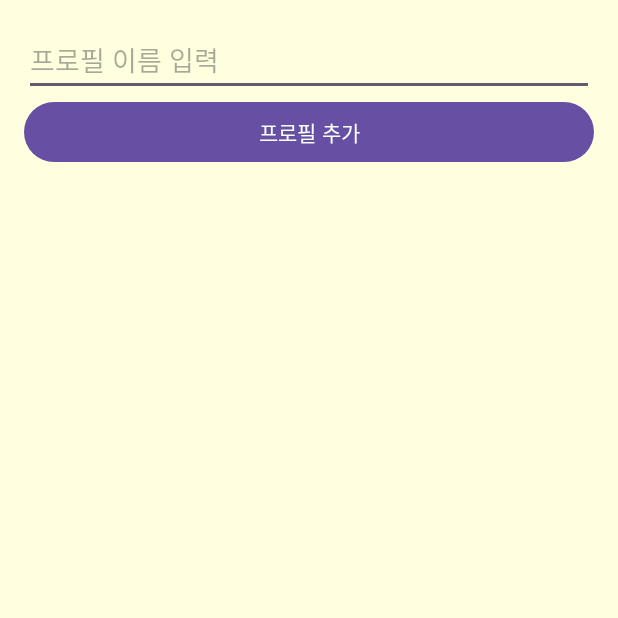
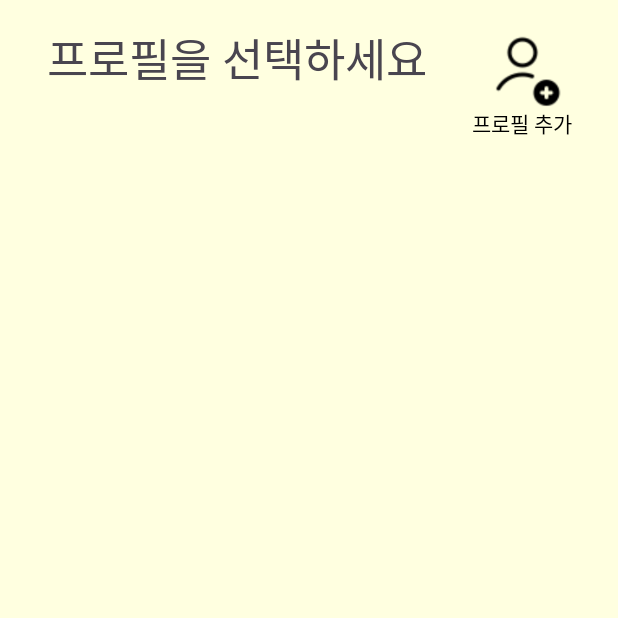
Before and after one commit to Leetaegyeom/ESE2024_BerryPirates, an Android app built with Jetpack Compose: the screen it shows after launch (ProfileSelectionActivity), on a phone screen of 412 x 824 dp, the top half of it. Run offline under Robolectric (Android 15) with nearby library versions, the phone set to English and light mode, and no system bars.

Commit message:
Profile Selection Activity update

```diff
--- a/src/ui/practice_1/app/src/main/AndroidManifest.xml
+++ b/src/ui/practice_1/app/src/main/AndroidManifest.xml
@@ -58,6 +58,8 @@
             </intent-filter>
         </activity>
         <activity android:name=".FootControlActivity" />
+        <activity android:name=".ProfileAddActivity" />
+
     </application>
 
 </manifest>
--- a/src/ui/practice_1/app/src/main/res/layout/activity_main.xml
+++ b/src/ui/practice_1/app/src/main/res/layout/activity_main.xml
@@ -13,7 +13,7 @@
         android:layout_height="80dp"
         android:layout_gravity="start|top"
         android:padding="16dp"
-        android:src="@drawable/bluetooth_connection_detected_btn"
+        android:src="@drawable/bluetooth_connection_detected_black_btn"
         android:visibility="gone" />
 
     <LinearLayout
--- a/src/ui/practice_1/app/src/main/res/layout/activity_profile_selection.xml
+++ b/src/ui/practice_1/app/src/main/res/layout/activity_profile_selection.xml
@@ -6,17 +6,59 @@
     android:padding="16dp"
     android:background="#FFFFE0">
 
-    <EditText
-        android:id="@+id/profileNameEditText"
+    <LinearLayout
         android:layout_width="match_parent"
         android:layout_height="wrap_content"
-        android:hint="프로필 이름 입력" />
+        android:orientation="horizontal">
+        <LinearLayout
+            android:layout_width="0dp"
+            android:layout_height="wrap_content"
+            android:layout_weight="3"
+            android:gravity="center">
+            <TextView
+                android:layout_width="0dp"
+                android:layout_height="wrap_content"
+                android:layout_weight="4"
+                android:text="프로필을 선택하세요"
+                android:textSize="30sp"
+                android:gravity="center"
+                android:fontFamily="@font/notosanskr_bold"/>
+        </LinearLayout>
 
-    <Button
-        android:id="@+id/addProfileButton"
-        android:layout_width="match_parent"
-        android:layout_height="wrap_content"
-        android:text="프로필 추가" />
+        <LinearLayout
+            android:layout_width="0dp"
+            android:layout_height="wrap_content"
+            android:layout_weight="1"
+            android:gravity="center"
+            android:orientation="vertical">
+            <ImageButton
+                android:id="@+id/addProfileButton"
+                android:layout_width="55dp"
+                android:layout_height="55dp"
+                android:background="@drawable/add_user_btn"/>
+            <TextView
+                android:layout_width="wrap_content"
+                android:layout_height="wrap_content"
+                android:text="프로필 추가"
+                android:gravity="center"
+                android:textColor="#FF000000"
+                android:fontFamily="@font/notosanskr_regular"/>
+        </LinearLayout>
+
+
+    </LinearLayout>
+
+<!--    <EditText-->
+<!--        android:id="@+id/profileNameEditText"-->
+<!--        android:layout_width="match_parent"-->
+<!--        android:layout_height="wrap_content"-->
+<!--        android:hint="프로필 이름 입력" />-->
+
+<!--    <Button-->
+<!--        android:id="@+id/addProfileButton"-->
+<!--        android:layout_width="match_parent"-->
+<!--        android:layout_height="wrap_content"-->
+<!--        android:text="프로필 추가" />-->
 
     <ListView
         android:id="@+id/profileListView"
```
Also changed, not shown: src/ui/practice_1/app/src/main/java/com/example/practice_1/ProfileAddActivity.kt (added, +51 -0 lines), src/ui/practice_1/app/src/main/java/com/example/practice_1/ProfileSelectionActivity.kt (+9 -31 lines), src/ui/practice_1/app/src/main/res/layout/activity_profile_add.xml (added, +22 -0 lines), src/ui/practice_1/app/src/main/res/drawable/add_user_btn.png (added), src/ui/practice_1/app/src/main/res/drawable/bluetooth_connection_detected_black_btn.png (added).
